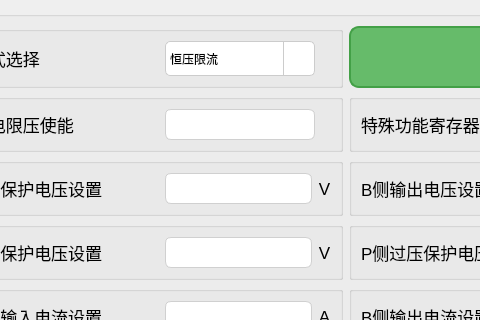
Above: tformconfig1.ui from Curtain-Wang/TDB before the change; both pictures show x 97 to 577 and y 0 to 320 of the 1253 by 559 pixel window. Below: the same form after it.
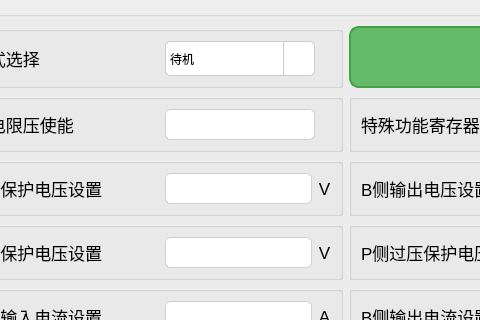
That is the form after the change. Icons and pictures are not drawn. Custom widgets are drawn as their Qt base class.

Commit message: 界面调试

Diff of the .ui file:
```diff
--- a/tformconfig1.ui
+++ b/tformconfig1.ui
@@ -7,7 +7,7 @@
     <x>0</x>
     <y>0</y>
     <width>1253</width>
-    <height>551</height>
+    <height>555</height>
    </rect>
   </property>
   <property name="windowTitle">
@@ -837,6 +837,11 @@
 }
 </string>
            </property>
+           <item>
+            <property name="text">
+             <string>待机</string>
+            </property>
+           </item>
            <item>
             <property name="text">
              <string>恒压限流</string>
```
The commit also changes 2 other files.
